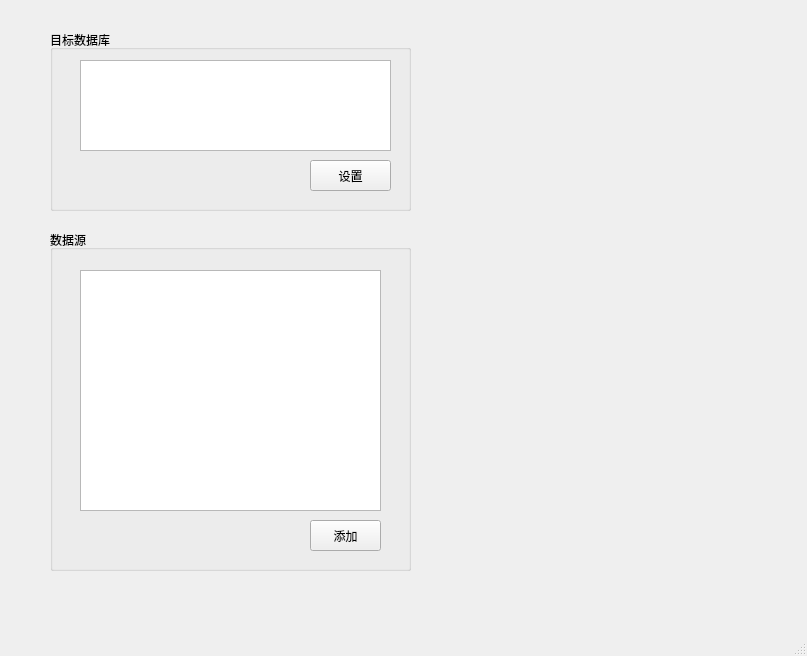
This is qt/UI/MainWindow.ui in xzmeng/- as Qt 5 draws it before an edit. The edited form follows.
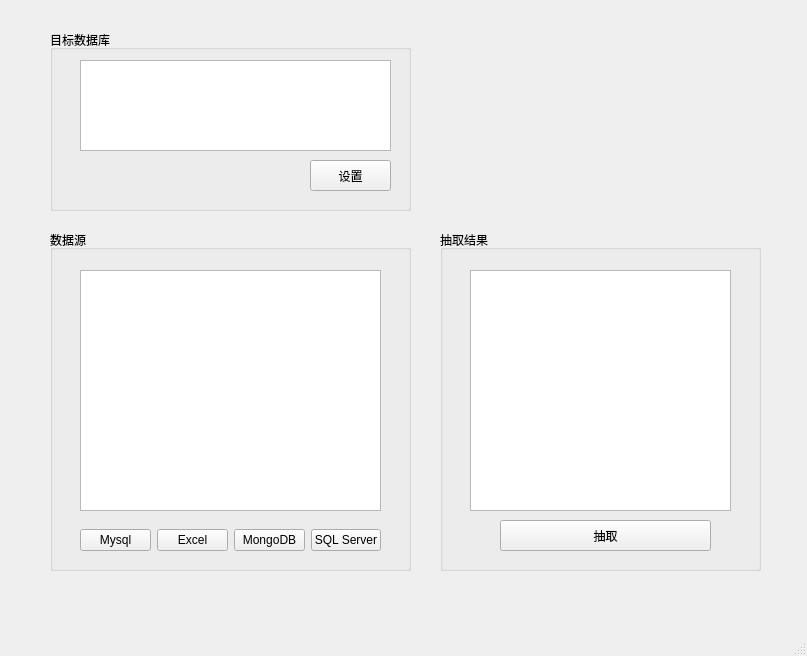
This is the edited form.

Commit message: 完成mysql mssql

Diff of the .ui file:
```diff
--- a/qt/UI/MainWindow.ui
+++ b/qt/UI/MainWindow.ui
@@ -72,17 +72,80 @@
       </rect>
      </property>
     </widget>
-    <widget class="QPushButton" name="pushButton_2">
+    <widget class="QWidget" name="">
      <property name="geometry">
       <rect>
-       <x>260</x>
+       <x>30</x>
        <y>290</y>
-       <width>71</width>
+       <width>301</width>
+       <height>41</height>
+      </rect>
+     </property>
+     <layout class="QHBoxLayout" name="horizontalLayout">
+      <item>
+       <widget class="QPushButton" name="pushButton_4">
+        <property name="text">
+         <string>Mysql</string>
+        </property>
+       </widget>
+      </item>
+      <item>
+       <widget class="QPushButton" name="pushButton_5">
+        <property name="text">
+         <string>Excel</string>
+        </property>
+       </widget>
+      </item>
+      <item>
+       <widget class="QPushButton" name="pushButton_6">
+        <property name="text">
+         <string>MongoDB</string>
+        </property>
+       </widget>
+      </item>
+      <item>
+       <widget class="QPushButton" name="pushButton_2">
+        <property name="text">
+         <string>SQL Server</string>
+        </property>
+       </widget>
+      </item>
+     </layout>
+    </widget>
+   </widget>
+   <widget class="QGroupBox" name="groupBox_3">
+    <property name="geometry">
+     <rect>
+      <x>440</x>
+      <y>230</y>
+      <width>321</width>
+      <height>341</height>
+     </rect>
+    </property>
+    <property name="title">
+     <string>抽取结果</string>
+    </property>
+    <widget class="QPushButton" name="pushButton_3">
+     <property name="geometry">
+      <rect>
+       <x>60</x>
+       <y>290</y>
+       <width>211</width>
        <height>31</height>
       </rect>
      </property>
      <property name="text">
-      <string>添加</string>
+      <string>抽取</string>
+     </property>
+    </widget>
+    <widget class="QTextEdit" name="textEdit_2">
+     <property name="geometry">
+      <rect>
+       <x>30</x>
+       <y>40</y>
+       <width>261</width>
+       <height>241</height>
+      </rect>
      </property>
     </widget>
    </widget>
```
The commit also changes 18 other files.
